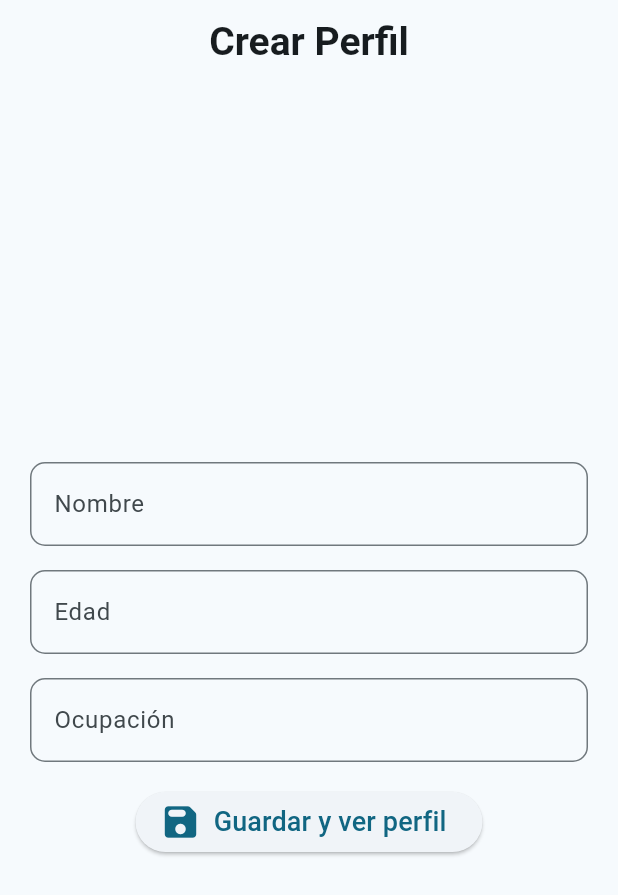
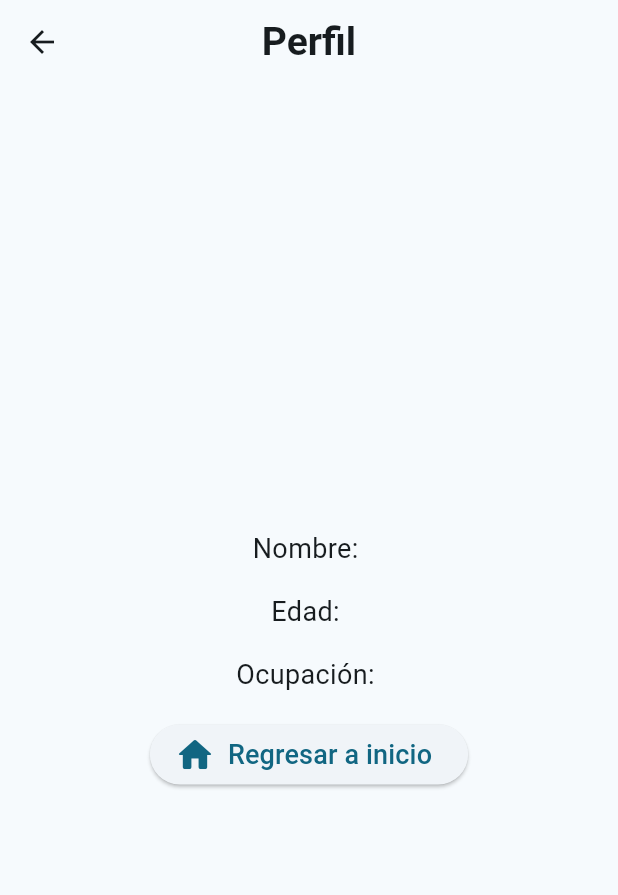
Before and after one commit to juanpahv/user_app, a Flutter app: the CreateProfileScreen screen opened by its route, after a tap on "Guardar y ver perfil", on a phone screen of 412 x 824 dp. Shown: the top 895 px of the screen. Run offline on Flutter 3.47's test engine with Material 3 defaults, Android fonts, the phone set to English and light mode, and no system bars; our stand-ins replace go_router.

Commit message:
profile screen & add query params conf

```diff
--- a/lib/presentation/screens/profile/profile_screen.dart
+++ b/lib/presentation/screens/profile/profile_screen.dart
@@ -1,10 +1,53 @@
 import 'package:flutter/material.dart';
+import 'package:go_router/go_router.dart';
 
 class ProfileScreen extends StatelessWidget {
-  const ProfileScreen({super.key});
+  final String? nombre;
+  final String? edad;
+  final String? ocupacion;
+
+  const ProfileScreen({super.key, this.nombre, this.edad, this.ocupacion});
 
   @override
   Widget build(BuildContext context) {
-    return Container();
+    return Scaffold(
+      appBar: AppBar(
+        title: const Text(
+          'Perfil',
+          style: TextStyle(fontWeight: FontWeight.bold, fontSize: 26),
+        ),
+        centerTitle: true,
+      ),
+      body: Center(
+        child: Column(
+          mainAxisAlignment: MainAxisAlignment.center,
+          children: [
+            Text(
+              'Nombre: $nombre',
+              style: const TextStyle(fontSize: 18),
+            ),
+            const SizedBox(height: 16),
+            Text(
+              'Edad: $edad',
+              style: const TextStyle(fontSize: 18),
+            ),
+            const SizedBox(height: 16),
+            Text(
+              'Ocupación: $ocupacion',
+              style: const TextStyle(fontSize: 18),
+            ),
+            // return to home screen
+            const SizedBox(height: 16),
+            ElevatedButton.icon(
+              onPressed: () {
+                context.go('/');
+              },
+              label: const Text('Regresar a inicio', style: TextStyle(fontSize: 18)),
+              icon: const Icon(Icons.home_rounded, size: 28),
+            ),
+          ],
+        ),
+      ),
+    );
   }
 }
--- a/lib/router/app_router.dart
+++ b/lib/router/app_router.dart
@@ -17,9 +17,12 @@ final appRouter = GoRouter(routes: [
     },
   ),
   GoRoute(
+    name: "profile_screen",
     path: "/profile_screen",
-    builder: (context, state) {
-      return const ProfileScreen();
-    },
+    builder: (context, state) => ProfileScreen(
+      nombre: state.uri.queryParameters['nombre'] ?? '',
+      edad: state.uri.queryParameters['edad'] ?? '',
+      ocupacion: state.uri.queryParameters['ocupacion'] ?? '',
+    )
   )
 ]);
```
